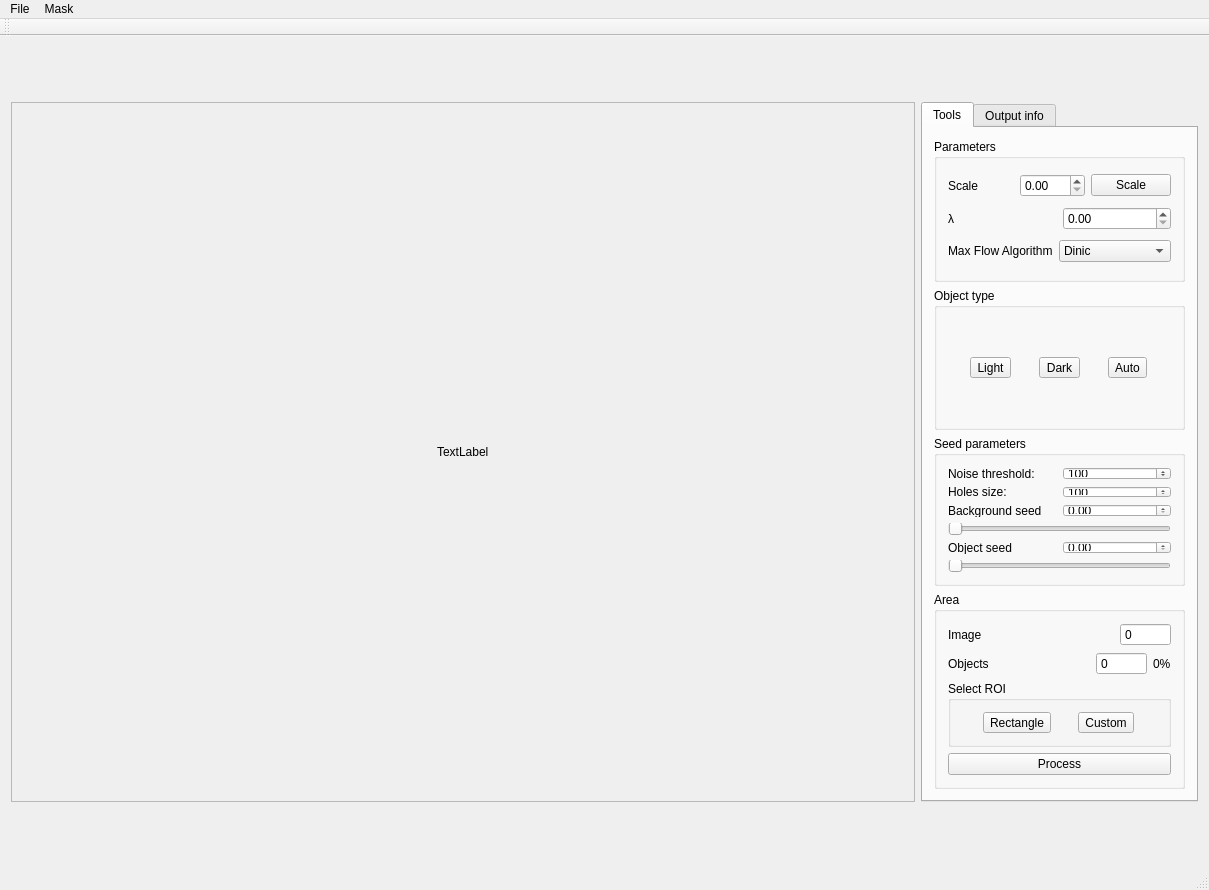
Before: the Qt Designer form src/ImageSegmentation.ui in SolidSliper/ImageSegmentation, drawn with Qt 5.
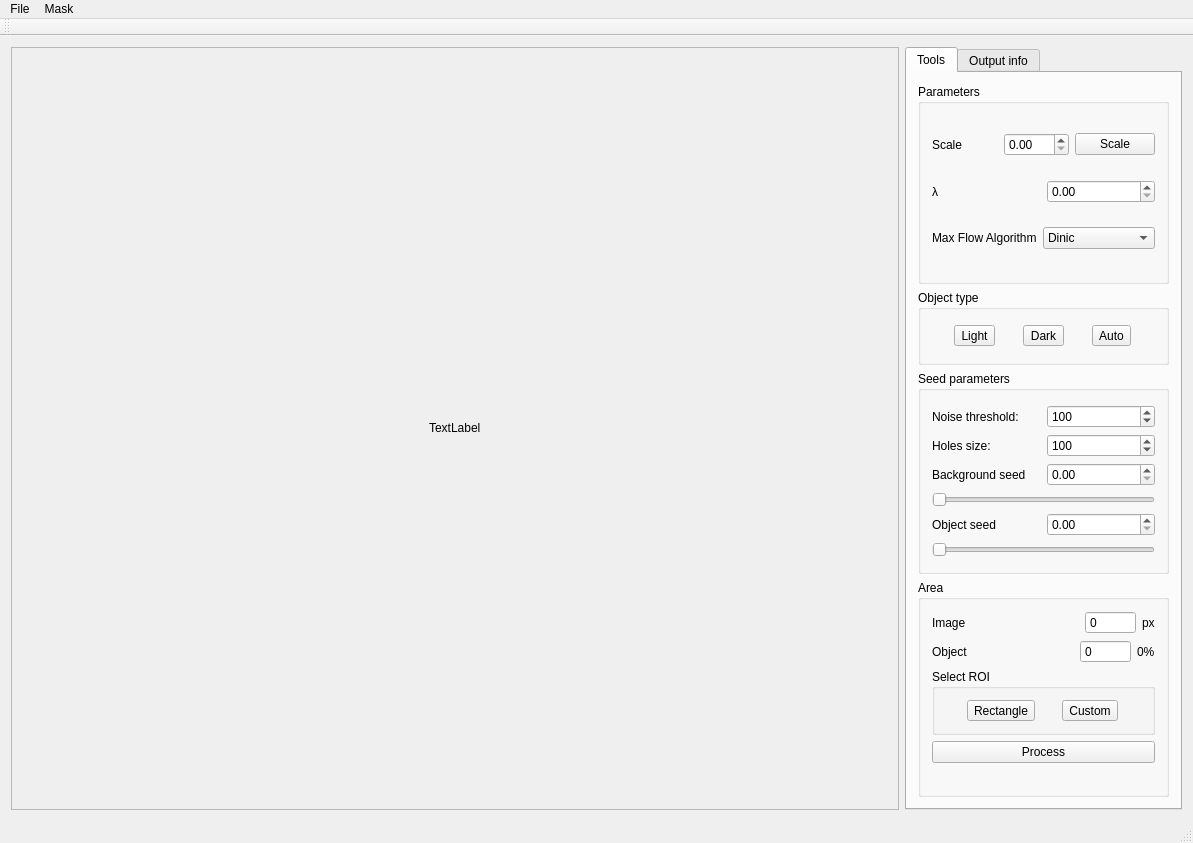
After: the same form once the commit is applied.

The edit to the form file:
```diff
--- a/src/ImageSegmentation.ui
+++ b/src/ImageSegmentation.ui
@@ -6,8 +6,8 @@
    <rect>
     <x>0</x>
     <y>0</y>
-    <width>1209</width>
-    <height>890</height>
+    <width>1193</width>
+    <height>843</height>
    </rect>
   </property>
   <property name="sizePolicy">
@@ -38,7 +38,7 @@
       <property name="maximumSize">
        <size>
         <width>350</width>
-        <height>700</height>
+        <height>10000000</height>
        </size>
       </property>
       <property name="currentIndex">
@@ -62,7 +62,7 @@
             <property name="maximumSize">
              <size>
               <width>16777215</width>
-              <height>150</height>
+              <height>1677215</height>
              </size>
             </property>
             <property name="title">
@@ -221,6 +221,19 @@
                </property>
               </widget>
              </item>
+             <item>
+              <spacer name="horizontalSpacer">
+               <property name="orientation">
+                <enum>Qt::Orientation::Horizontal</enum>
+               </property>
+               <property name="sizeHint" stdset="0">
+                <size>
+                 <width>40</width>
+                 <height>20</height>
+                </size>
+               </property>
+              </spacer>
+             </item>
              <item>
               <widget class="QSpinBox" name="spinBoxImageArea">
                <property name="sizePolicy">
@@ -240,6 +253,13 @@
                </property>
               </widget>
              </item>
+             <item>
+              <widget class="QLabel" name="label_11">
+               <property name="text">
+                <string>px</string>
+               </property>
+              </widget>
+             </item>
             </layout>
            </item>
            <item>
@@ -247,7 +267,7 @@
              <item>
               <widget class="QLabel" name="label_4">
                <property name="text">
-                <string>Objects</string>
+                <string>Object</string>
                </property>
               </widget>
              </item>
@@ -341,6 +361,13 @@
              </property>
             </widget>
            </item>
+           <item>
+            <widget class="QLabel" name="labelSegTime">
+             <property name="text">
+              <string/>
+             </property>
+            </widget>
+           </item>
           </layout>
          </widget>
         </item>
@@ -426,15 +453,21 @@
         <item row="1" column="0">
          <widget class="QGroupBox" name="groupBox_6">
           <property name="sizePolicy">
-           <sizepolicy hsizetype="Preferred" vsizetype="Preferred">
+           <sizepolicy hsizetype="Preferred" vsizetype="Fixed">
             <horstretch>0</horstretch>
             <verstretch>0</verstretch>
            </sizepolicy>
           </property>
+          <property name="minimumSize">
+           <size>
+            <width>0</width>
+            <height>75</height>
+           </size>
+          </property>
           <property name="maximumSize">
            <size>
             <width>16777215</width>
-            <height>150</height>
+            <height>75</height>
            </size>
           </property>
           <property name="title">
@@ -638,8 +671,8 @@
         <rect>
          <x>0</x>
          <y>0</y>
-         <width>913</width>
-         <height>698</height>
+         <width>897</width>
+         <height>763</height>
         </rect>
        </property>
        <layout class="QGridLayout" name="gridLayout_2">
@@ -667,7 +700,7 @@
     <rect>
      <x>0</x>
      <y>0</y>
-     <width>1209</width>
+     <width>1193</width>
      <height>21</height>
     </rect>
    </property>
```
Left out of the diff: 9 changed lines with no effect on the pictures.
